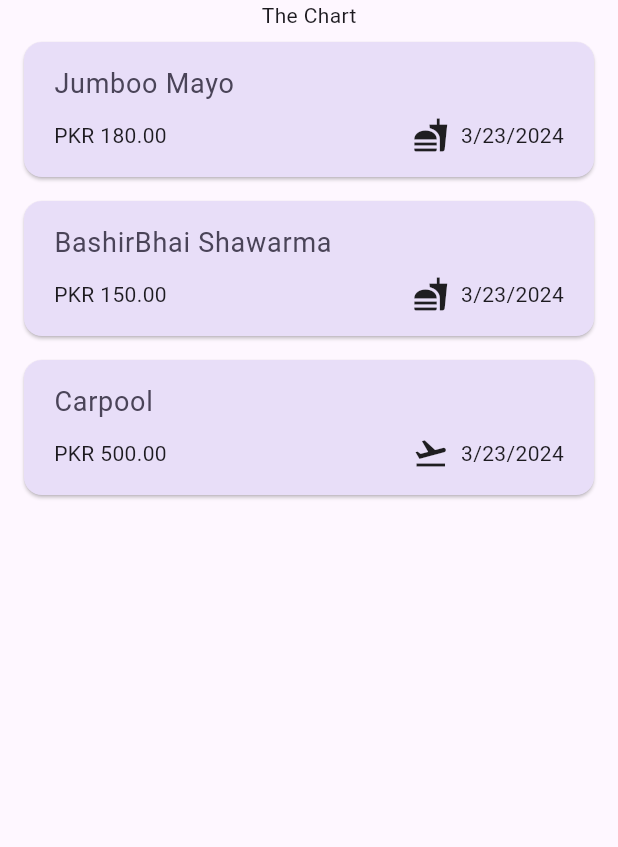
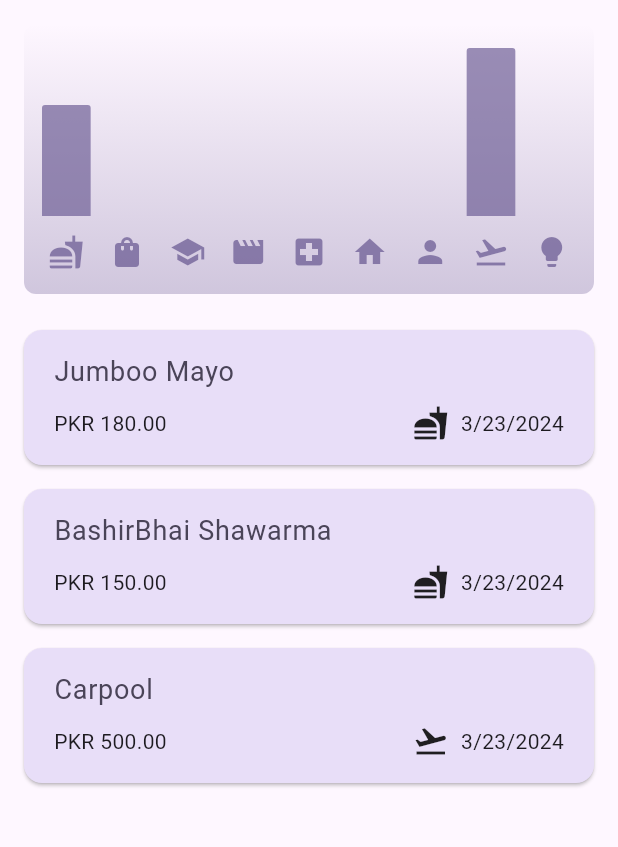
Before and after one commit to D1abol1cal/expense_tracker, a Flutter app: the screen it shows after launch, on a phone screen of 412 x 824 dp, the part 84-931 px from its top. Run offline on Flutter 3.47's test engine with Material 3 defaults, Android fonts, the phone set to English and light mode, and no system bars.

Commit message:
Chart implementation

```diff
--- a/lib/models/expense.dart
+++ b/lib/models/expense.dart
@@ -11,34 +11,23 @@ enum Category {
   housing,
   utilities,
   health,
-  insurance,
   personal,
   entertainment,
   education,
-  debts,
-  investments,
+
   clothing,
-  donations,
-  pets,
-  miscellaneous,
 }
 
 const categoryIcons = {
-  Category.food: Icon(Icons.fastfood),
-  Category.transportation: Icon(Icons.flight_takeoff),
-  Category.housing: Icon(Icons.home),
-  Category.utilities: Icon(Icons.lightbulb),
-  Category.health: Icon(Icons.local_hospital),
-  Category.insurance: Icon(Icons.local_hospital_sharp),
-  Category.personal: Icon(Icons.person),
-  Category.entertainment: Icon(Icons.movie),
-  Category.education: Icon(Icons.school),
-  Category.debts: Icon(Icons.money_off),
-  Category.investments: Icon(Icons.account_balance),
-  Category.clothing: Icon(Icons.shopping_bag),
-  Category.donations: Icon(Icons.card_giftcard),
-  Category.pets: Icon(Icons.pets),
-  Category.miscellaneous: Icon(Icons.more_horiz),
+  Category.food: Icons.fastfood,
+  Category.transportation: Icons.flight_takeoff,
+  Category.housing: Icons.home,
+  Category.utilities: Icons.lightbulb,
+  Category.health: Icons.local_hospital,
+  Category.personal: Icons.person,
+  Category.entertainment: Icons.movie,
+  Category.education: Icons.school,
+  Category.clothing: Icons.shopping_bag,
 };
 
 class Expense {
--- /dev/null
+++ b/lib/widgets/chart/chart.dart
@@ -0,0 +1,100 @@
+import 'package:flutter/material.dart';
+
+import 'package:expense_tracker/widgets/chart/chart_bar.dart';
+import 'package:expense_tracker/models/expense.dart';
+
+class Chart extends StatelessWidget {
+  const Chart({super.key, required this.expenses});
+
+  final List<Expense> expenses;
+
+  List<ExpenseBucket> get buckets {
+    return [
+      ExpenseBucket.forCategory(expenses, Category.food),
+      ExpenseBucket.forCategory(expenses, Category.clothing),
+      ExpenseBucket.forCategory(expenses, Category.education),
+      ExpenseBucket.forCategory(expenses, Category.entertainment),
+      ExpenseBucket.forCategory(expenses, Category.health),
+      ExpenseBucket.forCategory(expenses, Category.housing),
+      ExpenseBucket.forCategory(expenses, Category.personal),
+      ExpenseBucket.forCategory(expenses, Category.transportation),
+      ExpenseBucket.forCategory(expenses, Category.utilities),
+    ];
+  }
+
+  double get maxTotalExpense {
+    double maxTotalExpense = 0;
+
+    for (final bucket in buckets) {
+      if (bucket.totalExpenses > maxTotalExpense) {
+        maxTotalExpense = bucket.totalExpenses;
+      }
+    }
+
+    return maxTotalExpense;
+  }
+
+  @override
+  Widget build(BuildContext context) {
+    final isDarkMode =
+        MediaQuery.of(context).platformBrightness == Brightness.dark;
+    return Container(
+      margin: const EdgeInsets.all(16),
+      padding: const EdgeInsets.symmetric(
+        vertical: 16,
+        horizontal: 8,
+      ),
+      width: double.infinity,
+      height: 180,
+      decoration: BoxDecoration(
+        borderRadius: BorderRadius.circular(8),
+        gradient: LinearGradient(
+          colors: [
+            Theme.of(context).colorScheme.primary.withOpacity(0.3),
+            Theme.of(context).colorScheme.primary.withOpacity(0.0)
+          ],
+          begin: Alignment.bottomCenter,
+          end: Alignment.topCenter,
+        ),
+      ),
+      child: Column(
+        children: [
+          Expanded(
+            child: Row(
+              crossAxisAlignment: CrossAxisAlignment.end,
+              children: [
+                for (final bucket in buckets) // alternative to map()
+                  ChartBar(
+                    fill: bucket.totalExpenses == 0
+                        ? 0
+                        : bucket.totalExpenses / maxTotalExpense,
+                  )
+              ],
+            ),
+          ),
+          const SizedBox(height: 12),
+          Row(
+            children: buckets
+                .map(
+                  (bucket) => Expanded(
+                    child: Padding(
+                      padding: const EdgeInsets.symmetric(horizontal: 4),
+                      child: Icon(
+                        categoryIcons[bucket.category],
+                        color: isDarkMode
+                            ? Theme.of(context).colorScheme.secondary
+                            : Theme.of(context)
+                                .colorScheme
+                                .primary
+                                .withOpacity(0.7),
+                      ),
+                    ),
+                  ),
+                )
+                .toList(),
+          )
+        ],
+      ),
+    );
+  }
+}
--- /dev/null
+++ b/lib/widgets/chart/chart_bar.dart
@@ -0,0 +1,34 @@
+import 'package:flutter/material.dart';
+
+class ChartBar extends StatelessWidget {
+  const ChartBar({
+    super.key,
+    required this.fill,
+  });
+
+  final double fill;
+
+  @override
+  Widget build(BuildContext context) {
+    final isDarkMode =
+        MediaQuery.of(context).platformBrightness == Brightness.dark;
+    return Expanded(
+      child: Padding(
+        padding: const EdgeInsets.symmetric(horizontal: 4),
+        child: FractionallySizedBox(
+          heightFactor: fill,
+          child: DecoratedBox(
+            decoration: BoxDecoration(
+              shape: BoxShape.rectangle,
+              borderRadius:
+                  const BorderRadius.vertical(top: Radius.circular(2)),
+              color: isDarkMode
+                  ? Theme.of(context).colorScheme.secondary
+                  : Theme.of(context).colorScheme.primary.withOpacity(0.65),
+            ),
+          ),
+        ),
+      ),
+    );
+  }
+}
--- a/lib/widgets/expenses.dart
+++ b/lib/widgets/expenses.dart
@@ -1,3 +1,4 @@
+import 'package:expense_tracker/widgets/chart/chart.dart';
 import 'package:expense_tracker/widgets/expenses_list/expenses_list.dart';
 import 'package:expense_tracker/widgets/new_expense.dart';
 import 'package:flutter/material.dart';
@@ -111,7 +112,7 @@ class _ExpensesState extends State<Expenses> {
         ]),
         body: Column(
           children: [
-            const Text('The Chart'),
+            Chart(expenses: _userExpenses),
             Expanded(
               child: mainContent,
             ),
--- a/lib/widgets/expenses_list/expense_item.dart
+++ b/lib/widgets/expenses_list/expense_item.dart
@@ -25,7 +25,8 @@ class ExpenseItem extends StatelessWidget {
                 const Spacer(),
                 Row(
                   children: [
-                    categoryIcons[expense.category]!,
+                    Icon(categoryIcons[
+                        expense.category]), // categoryIcons is a map
                     const SizedBox(
                       width: 8,
                     ),
```
